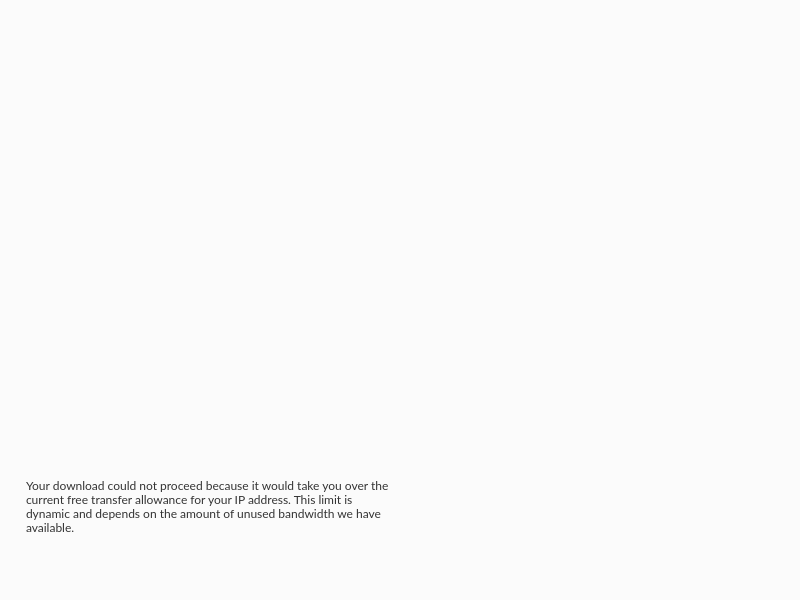
First picture: the form in src/MEGASync/gui/win/UpgradeDialog.ui, repository meganz/MEGAsync, before the edit.
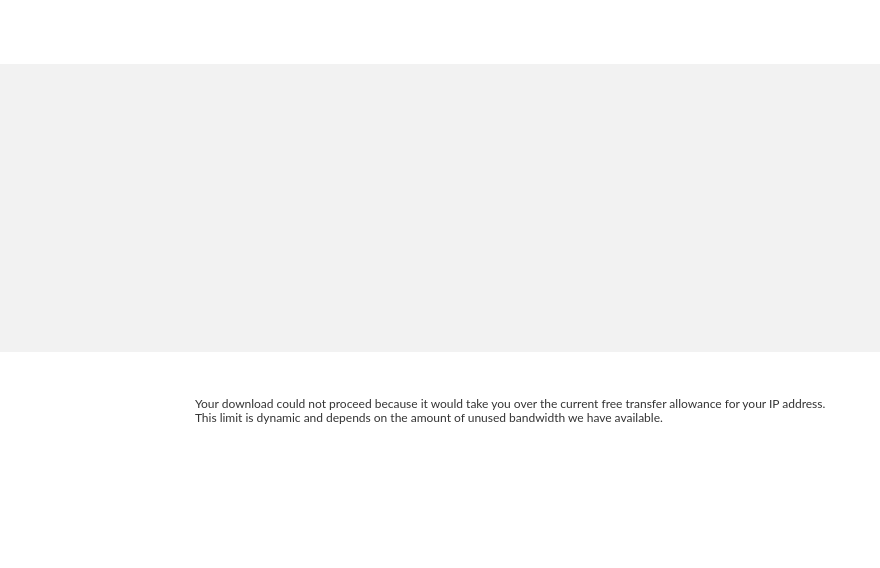
Second picture: the form after the edit. Icons and pictures are not drawn.

Commit message: Support to include business plan within upgrade dialog + New layout + New PRO card widget

```diff
--- a/src/MEGASync/gui/win/UpgradeDialog.ui
+++ b/src/MEGASync/gui/win/UpgradeDialog.ui
@@ -6,20 +6,20 @@
    <rect>
     <x>0</x>
     <y>0</y>
-    <width>800</width>
-    <height>600</height>
+    <width>880</width>
+    <height>568</height>
    </rect>
   </property>
   <property name="minimumSize">
    <size>
-    <width>800</width>
-    <height>600</height>
+    <width>880</width>
+    <height>568</height>
    </size>
   </property>
   <property name="maximumSize">
    <size>
-    <width>800</width>
-    <height>600</height>
+    <width>880</width>
+    <height>568</height>
    </size>
   </property>
   <property name="windowTitle">
@@ -28,14 +28,14 @@
   <property name="styleSheet">
    <string notr="true">#UpgradeDialog
 {
-	background-color: #FBFBFB;
+	background-color: #FFFFFF;
 }
 #lDescRecommendation, #lDescInfo
 {
-  font-family: Lato;
-  font-size: 12px;
-  line-height: 1.5;
-  color: #333333;
+    color: #333333;
+	font-family: Lato;
+	font-size: 12px;
+	line-height: 20px;
 }
 #lRemainingTime
 {
@@ -44,25 +44,34 @@
   color: #333333;
 }</string>
   </property>
-  <widget class="QWidget" name="widget" native="true">
-   <property name="geometry">
-    <rect>
-     <x>12</x>
-     <y>20</y>
-     <width>771</width>
-     <height>40</height>
-    </rect>
+  <layout class="QVBoxLayout" name="verticalLayout">
+   <property name="spacing">
+    <number>0</number>
    </property>
+   <property name="leftMargin">
+    <number>0</number>
+   </property>
+   <property name="topMargin">
+    <number>0</number>
+   </property>
+   <property name="rightMargin">
+    <number>0</number>
+   </property>
+   <property name="bottomMargin">
+    <number>0</number>
+   </property>
+   <item>
+    <widget class="QWidget" name="wHeader" native="true">
    <property name="minimumSize">
     <size>
      <width>0</width>
-     <height>40</height>
+       <height>64</height>
     </size>
    </property>
    <property name="maximumSize">
     <size>
      <width>16777215</width>
-     <height>40</height>
+       <height>64</height>
     </size>
    </property>
    <layout class="QHBoxLayout" name="horizontalLayout_2">
@@ -98,7 +107,7 @@
      <widget class="QLabel" name="lRemainingTime">
       <property name="minimumSize">
        <size>
-        <width>650</width>
+          <width>675</width>
         <height>40</height>
        </size>
       </property>
@@ -137,55 +146,202 @@
     </item>
    </layout>
   </widget>
+   </item>
+   <item>
   <widget class="QWidget" name="wPlans" native="true">
-   <property name="geometry">
-    <rect>
-     <x>12</x>
-     <y>60</y>
-     <width>776</width>
-     <height>385</height>
-    </rect>
-   </property>
    <property name="minimumSize">
     <size>
      <width>0</width>
-     <height>385</height>
+       <height>288</height>
     </size>
    </property>
    <property name="maximumSize">
     <size>
      <width>16777215</width>
-     <height>385</height>
-    </size>
-   </property>
-  </widget>
-  <widget class="QWidget" name="widget_2" native="true">
-   <property name="geometry">
-    <rect>
-     <x>4</x>
-     <y>478</y>
-     <width>800</width>
-     <height>100</height>
-    </rect>
-   </property>
+       <height>288</height>
+      </size>
+     </property>
+     <property name="styleSheet">
+      <string notr="true">#wPlans
+{
+  background-color: #F2F2F2;
+}</string>
+     </property>
+    </widget>
+   </item>
+   <item>
+    <widget class="QWidget" name="wBottom" native="true">
    <property name="minimumSize">
     <size>
      <width>0</width>
-     <height>100</height>
+       <height>216</height>
     </size>
    </property>
    <property name="maximumSize">
     <size>
      <width>16777215</width>
-     <height>100</height>
+       <height>216</height>
     </size>
    </property>
    <layout class="QHBoxLayout" name="horizontalLayout">
+      <property name="spacing">
+       <number>0</number>
+      </property>
     <property name="leftMargin">
      <number>0</number>
     </property>
+      <property name="rightMargin">
+       <number>48</number>
+      </property>
+      <item>
+       <widget class="QWidget" name="wIcon" native="true">
+        <property name="minimumSize">
+         <size>
+          <width>195</width>
+          <height>0</height>
+         </size>
+        </property>
+        <property name="maximumSize">
+         <size>
+          <width>195</width>
+          <height>16777215</height>
+         </size>
+        </property>
+        <layout class="QHBoxLayout" name="horizontalLayout_4">
+         <property name="spacing">
+          <number>0</number>
+         </property>
+         <property name="leftMargin">
+          <number>0</number>
+         </property>
     <property name="topMargin">
      <number>0</number>
+         </property>
+         <property name="rightMargin">
+          <number>0</number>
+         </property>
+         <property name="bottomMargin">
+          <number>23</number>
+         </property>
+         <item>
+          <layout class="QVBoxLayout" name="verticalLayout_3">
+           <property name="spacing">
+            <number>0</number>
+           </property>
+           <item>
+            <spacer name="verticalSpacer">
+             <property name="orientation">
+              <enum>Qt::Vertical</enum>
+             </property>
+             <property name="sizeHint" stdset="0">
+              <size>
+               <width>20</width>
+               <height>40</height>
+              </size>
+             </property>
+            </spacer>
+           </item>
+           <item>
+            <layout class="QHBoxLayout" name="horizontalLayout_3">
+             <property name="spacing">
+              <number>0</number>
+             </property>
+             <item>
+              <spacer name="horizontalSpacer_3">
+               <property name="orientation">
+                <enum>Qt::Horizontal</enum>
+               </property>
+               <property name="sizeHint" stdset="0">
+                <size>
+                 <width>40</width>
+                 <height>20</height>
+                </size>
+               </property>
+              </spacer>
+             </item>
+             <item>
+              <widget class="QToolButton" name="wIconImage">
+               <property name="minimumSize">
+                <size>
+                 <width>94</width>
+                 <height>94</height>
+                </size>
+               </property>
+               <property name="maximumSize">
+                <size>
+                 <width>94</width>
+                 <height>94</height>
+                </size>
+               </property>
+               <property name="focusPolicy">
+                <enum>Qt::NoFocus</enum>
+               </property>
+               <property name="styleSheet">
+                <string notr="true">#wIconImage
+{
+ border: none;
+}</string>
+               </property>
+               <property name="text">
+                <string/>
+               </property>
+               <property name="icon">
+                <iconset>
+                 <normalon>:/images/transfers_empty.png</normalon>
+                </iconset>
+               </property>
+               <property name="iconSize">
+                <size>
+                 <width>94</width>
+                 <height>94</height>
+                </size>
+               </property>
+              </widget>
+             </item>
+             <item>
+              <spacer name="horizontalSpacer_4">
+               <property name="orientation">
+                <enum>Qt::Horizontal</enum>
+               </property>
+               <property name="sizeHint" stdset="0">
+                <size>
+                 <width>40</width>
+                 <height>20</height>
+                </size>
+               </property>
+              </spacer>
+             </item>
+            </layout>
+           </item>
+           <item>
+            <spacer name="verticalSpacer_2">
+             <property name="orientation">
+              <enum>Qt::Vertical</enum>
+             </property>
+             <property name="sizeHint" stdset="0">
+              <size>
+               <width>20</width>
+               <height>40</height>
+              </size>
+             </property>
+            </spacer>
+           </item>
+          </layout>
+         </item>
+        </layout>
+       </widget>
+      </item>
+      <item>
+       <widget class="QWidget" name="widget" native="true">
+        <layout class="QVBoxLayout" name="verticalLayout_2">
+         <property name="spacing">
+          <number>20</number>
+         </property>
+         <property name="leftMargin">
+          <number>0</number>
+         </property>
+         <property name="topMargin">
+          <number>35</number>
     </property>
     <property name="rightMargin">
      <number>0</number>
@@ -197,14 +353,14 @@
      <widget class="QLabel" name="lDescInfo">
       <property name="minimumSize">
        <size>
-        <width>364</width>
-        <height>100</height>
+             <width>0</width>
+             <height>0</height>
        </size>
       </property>
       <property name="maximumSize">
        <size>
-        <width>364</width>
-        <height>100</height>
+             <width>16777215</width>
+             <height>16777215</height>
        </size>
       </property>
       <property name="styleSheet">
@@ -225,14 +381,14 @@
      <widget class="QLabel" name="lDescRecommendation">
       <property name="minimumSize">
        <size>
-        <width>364</width>
-        <height>100</height>
+             <width>0</width>
+             <height>0</height>
        </size>
       </property>
       <property name="maximumSize">
        <size>
-        <width>364</width>
-        <height>100</height>
+             <width>16777215</width>
+             <height>16777215</height>
        </size>
       </property>
       <property name="text">
@@ -246,8 +402,26 @@
       </property>
      </widget>
     </item>
-   </layout>
-  </widget>
+         <item>
+          <spacer name="verticalSpacer_4">
+           <property name="orientation">
+            <enum>Qt::Vertical</enum>
+           </property>
+           <property name="sizeHint" stdset="0">
+            <size>
+             <width>20</width>
+             <height>40</height>
+            </size>
+           </property>
+          </spacer>
+         </item>
+        </layout>
+       </widget>
+      </item>
+     </layout>
+    </widget>
+   </item>
+  </layout>
  </widget>
  <resources/>
  <connections/>
```
Lines whose indentation alone changed are shown as unchanged. The commit also changes 8 other files.
